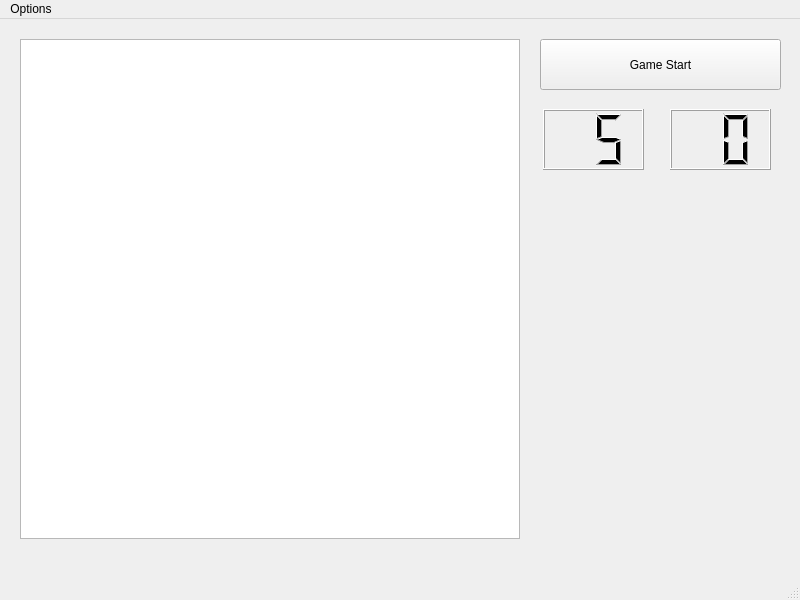
Qt form client/mainwindow.ui (creationyun/bob9-connect6) before a commit.
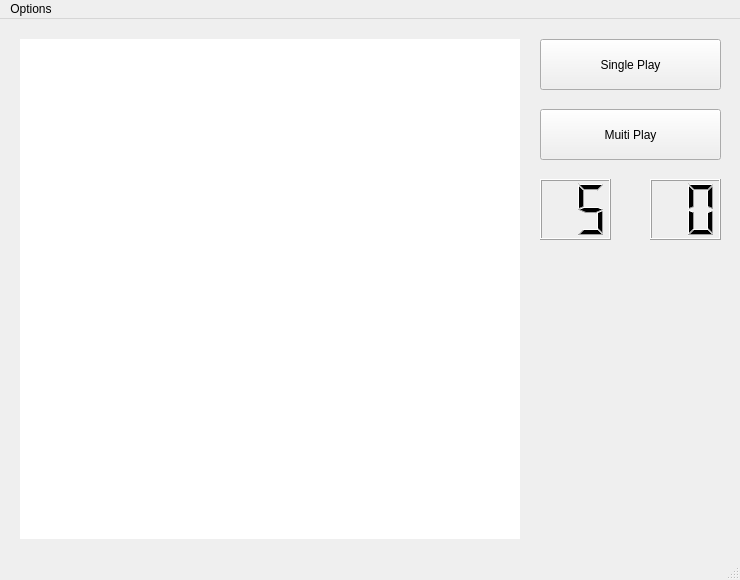
The same form after that commit.

Commit message: Implement GAME_START packet processing

The edit to the form file:
```diff
--- a/client/mainwindow.ui
+++ b/client/mainwindow.ui
@@ -6,43 +6,57 @@
    <rect>
     <x>0</x>
     <y>0</y>
-    <width>800</width>
-    <height>600</height>
+    <width>740</width>
+    <height>580</height>
    </rect>
   </property>
+  <property name="sizePolicy">
+   <sizepolicy hsizetype="Preferred" vsizetype="Preferred">
+    <horstretch>0</horstretch>
+    <verstretch>0</verstretch>
+   </sizepolicy>
+  </property>
+  <property name="minimumSize">
+   <size>
+    <width>740</width>
+    <height>580</height>
+   </size>
+  </property>
+  <property name="maximumSize">
+   <size>
+    <width>740</width>
+    <height>580</height>
+   </size>
+  </property>
   <property name="windowTitle">
    <string>Connect6</string>
   </property>
   <widget class="QWidget" name="centralwidget">
-   <widget class="QGraphicsView" name="Connect6Board">
-    <property name="geometry">
-     <rect>
-      <x>20</x>
-      <y>20</y>
-      <width>500</width>
-      <height>500</height>
-     </rect>
-    </property>
-   </widget>
-   <widget class="QPushButton" name="pbGameStartButton">
+   <widget class="QPushButton" name="pbSinglePlayButton">
     <property name="geometry">
      <rect>
       <x>540</x>
       <y>20</y>
-      <width>241</width>
+      <width>181</width>
       <height>51</height>
      </rect>
     </property>
+    <property name="sizePolicy">
+     <sizepolicy hsizetype="Preferred" vsizetype="Preferred">
+      <horstretch>0</horstretch>
+      <verstretch>0</verstretch>
+     </sizepolicy>
+    </property>
     <property name="text">
-     <string>Game Start</string>
+     <string>Single Play</string>
     </property>
    </widget>
    <widget class="QLCDNumber" name="lcdNumber">
     <property name="geometry">
      <rect>
-      <x>543</x>
-      <y>90</y>
-      <width>101</width>
+      <x>540</x>
+      <y>160</y>
+      <width>71</width>
       <height>61</height>
      </rect>
     </property>
@@ -56,9 +70,9 @@
    <widget class="QLCDNumber" name="lcdNumber_2">
     <property name="geometry">
      <rect>
-      <x>670</x>
-      <y>90</y>
-      <width>101</width>
+      <x>650</x>
+      <y>160</y>
+      <width>71</width>
       <height>61</height>
      </rect>
     </property>
@@ -75,13 +89,54 @@
      <number>0</number>
     </property>
    </widget>
+   <widget class="QGraphicsView" name="gvConnect6Board">
+    <property name="enabled">
+     <bool>true</bool>
+    </property>
+    <property name="geometry">
+     <rect>
+      <x>20</x>
+      <y>20</y>
+      <width>500</width>
+      <height>500</height>
+     </rect>
+    </property>
+    <property name="sizePolicy">
+     <sizepolicy hsizetype="Preferred" vsizetype="Preferred">
+      <horstretch>0</horstretch>
+      <verstretch>0</verstretch>
+     </sizepolicy>
+    </property>
+    <property name="frameShape">
+     <enum>QFrame::NoFrame</enum>
+    </property>
+   </widget>
+   <widget class="QPushButton" name="pbMultiPlayButton">
+    <property name="geometry">
+     <rect>
+      <x>540</x>
+      <y>90</y>
+      <width>181</width>
+      <height>51</height>
+     </rect>
+    </property>
+    <property name="sizePolicy">
+     <sizepolicy hsizetype="Preferred" vsizetype="Preferred">
+      <horstretch>0</horstretch>
+      <verstretch>0</verstretch>
+     </sizepolicy>
+    </property>
+    <property name="text">
+     <string>Muiti Play</string>
+    </property>
+   </widget>
   </widget>
   <widget class="QMenuBar" name="menubar">
    <property name="geometry">
     <rect>
      <x>0</x>
      <y>0</y>
-     <width>800</width>
+     <width>740</width>
      <height>22</height>
     </rect>
    </property>
```
Left out of the diff: 3 changed lines with no effect on the pictures. The commit also changes 11 other files.
